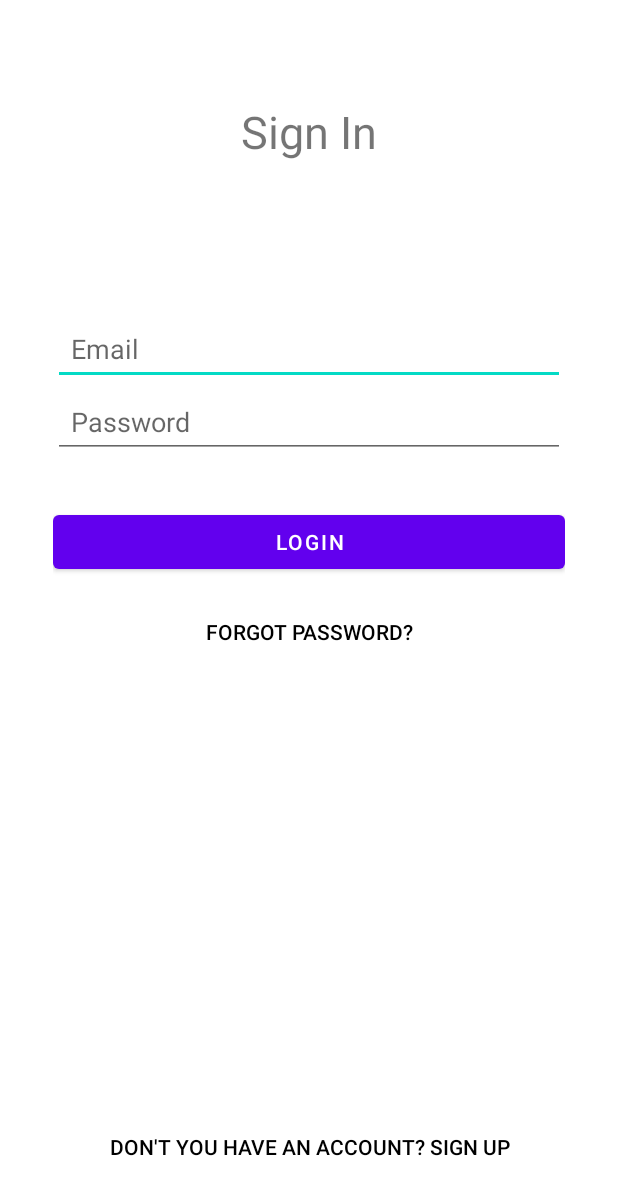
After one commit to Redooz/Petcare-Buddy, an Android app: the layout activity_sign_in.xml on its own in the app's theme, with its tools: preview values and no code run, on a phone screen of 412 x 824 dp. The commit adds this screen. Shown: the top 1195 px of the screen. Run offline under Robolectric (Android 15) with nearby library versions, the phone set to English and light mode, and no system bars.

Commit message:
feat: Create Signin Activity

```diff
--- /dev/null
+++ b/app/src/main/java/com/example/petcarebuddy/views/SignInActivity.kt
@@ -0,0 +1,12 @@
+package com.example.petcarebuddy.views
+
+import androidx.appcompat.app.AppCompatActivity
+import android.os.Bundle
+import com.example.petcarebuddy.R
+
+class SignInActivity : AppCompatActivity() {
+    override fun onCreate(savedInstanceState: Bundle?) {
+        super.onCreate(savedInstanceState)
+        setContentView(R.layout.activity_sign_in)
+    }
+}
--- /dev/null
+++ b/app/src/main/res/layout/activity_sign_in.xml
@@ -0,0 +1,88 @@
+<?xml version="1.0" encoding="utf-8"?>
+<androidx.constraintlayout.widget.ConstraintLayout xmlns:android="http://schemas.android.com/apk/res/android"
+    xmlns:app="http://schemas.android.com/apk/res-auto"
+    xmlns:tools="http://schemas.android.com/tools"
+    android:layout_width="match_parent"
+    android:layout_height="match_parent"
+    tools:context=".views.SignInActivity">
+
+    <androidx.constraintlayout.widget.ConstraintLayout
+        android:id="@+id/container"
+        android:layout_width="match_parent"
+        android:layout_height="match_parent"
+        android:layout_margin="35dp"
+
+        android:layout_marginTop="35dp"
+        android:layout_marginBottom="35dp"
+        android:orientation="vertical"
+        app:layout_constraintBottom_toBottomOf="parent"
+        app:layout_constraintTop_toTopOf="parent">
+
+        <TextView
+            android:id="@+id/title"
+            android:layout_width="match_parent"
+            android:layout_height="wrap_content"
+            android:layout_marginTop="32dp"
+            android:gravity="center"
+            android:text="@string/sign_in"
+            android:textSize="30sp"
+
+            app:layout_constraintTop_toTopOf="parent" />
+
+        <EditText
+            android:id="@+id/emailTxt"
+            android:layout_width="match_parent"
+            android:layout_height="wrap_content"
+            android:layout_marginTop="100dp"
+            android:autofillHints="emailAddress"
+            android:hint="@string/email"
+            android:inputType="textEmailAddress"
+            android:padding="12dp"
+
+            app:layout_constraintTop_toBottomOf="@id/title" />
+
+        <EditText
+            android:id="@+id/passwordTxt"
+            android:layout_width="match_parent"
+            android:layout_height="wrap_content"
+            android:autofillHints="password"
+            android:hint="@string/password"
+            android:inputType="textPassword"
+            android:padding="12dp"
+            app:layout_constraintTop_toBottomOf="@id/emailTxt" />
+
+        <Button
+            android:id="@+id/loginBtn"
+            android:layout_width="match_parent"
+            android:layout_height="wrap_content"
+            android:layout_marginTop="32dp"
+            android:text="@string/login"
+
+            app:layout_constraintTop_toBottomOf="@id/passwordTxt" />
+
+        <Button
+            android:id="@+id/forgotPasswordBtn"
+            style="?android:attr/borderlessButtonStyle"
+            android:layout_width="match_parent"
+            android:layout_height="wrap_content"
+            android:layout_marginTop="12dp"
+
+            android:text="@string/forgot_password"
+
+            android:textColor="@color/black"
+            app:layout_constraintTop_toBottomOf="@id/loginBtn" />
+
+        <Button
+            android:id="@+id/signUpBtn"
+            style="?android:attr/borderlessButtonStyle"
+            android:layout_width="match_parent"
+            android:layout_height="wrap_content"
+
+            android:text="@string/dont_have_account"
+            android:textColor="@color/black"
+            app:layout_constraintBottom_toBottomOf="@id/container" />
+
+    </androidx.constraintlayout.widget.ConstraintLayout>
+
+
+</androidx.constraintlayout.widget.ConstraintLayout>
--- a/app/src/main/res/values/strings.xml
+++ b/app/src/main/res/values/strings.xml
@@ -9,4 +9,7 @@
     <string name="password">Password</string>
     <string name="re_password">Re-password</string>
     <string name="sign_in">Sign In</string>
+    <string name="forgot_password">Forgot password?</string>
+    <string name="login">Login</string>
+    <string name="dont_have_account">Don\'t you have an account? Sign Up</string>
 </resources>
```
